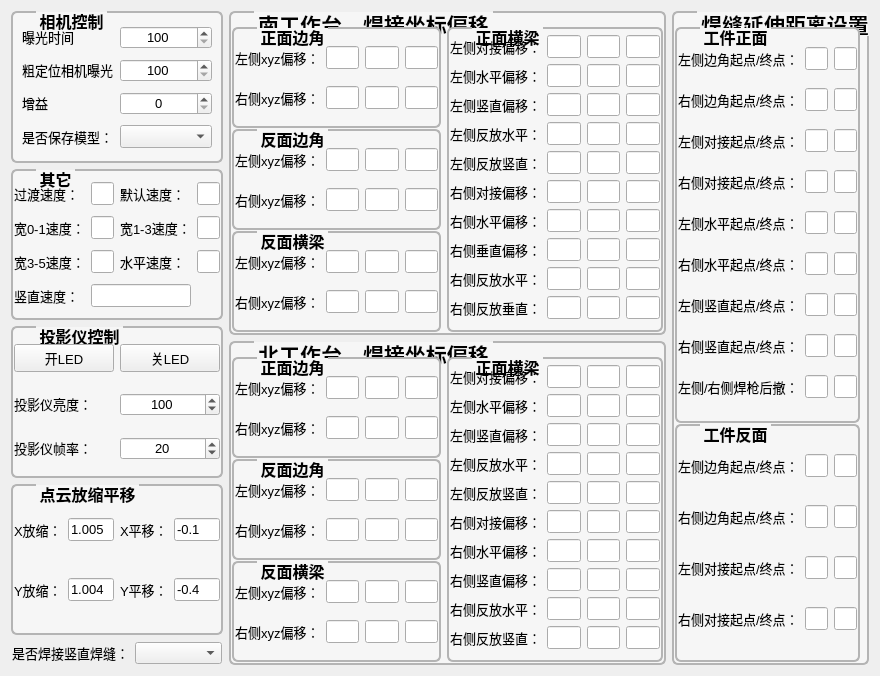
The window that src/settingPara/SettingWidget.ui (VN-BVB/3EA-Welding) describes before a commit, drawn with Qt 5.
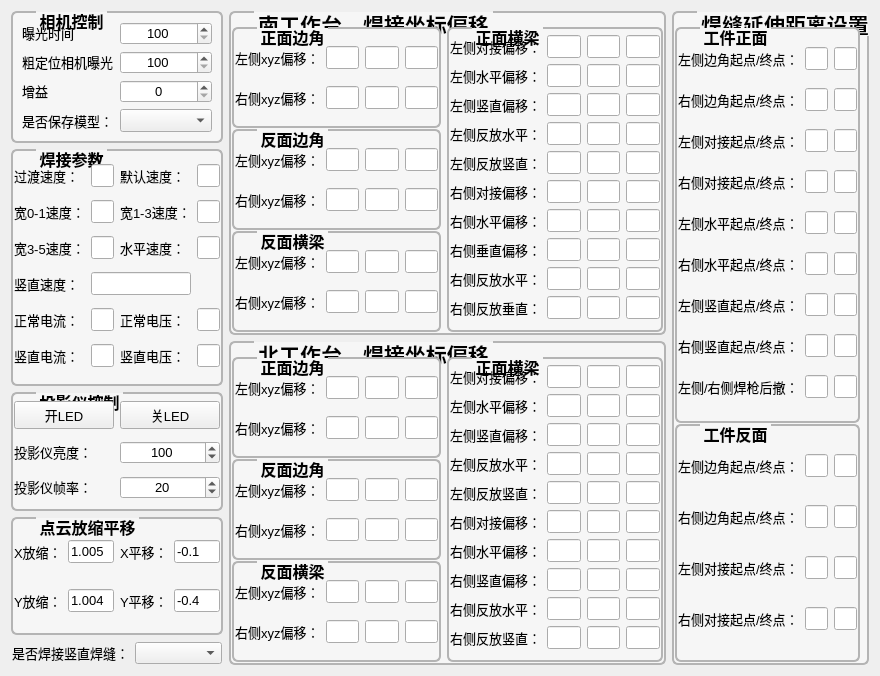
The same window after the commit.

```diff
--- a/src/settingPara/SettingWidget.ui
+++ b/src/settingPara/SettingWidget.ui
@@ -242,7 +242,7 @@
        <property name="sizePolicy">
         <sizepolicy hsizetype="Preferred" vsizetype="Preferred">
          <horstretch>0</horstretch>
-         <verstretch>1</verstretch>
+         <verstretch>2</verstretch>
         </sizepolicy>
        </property>
        <property name="font">
@@ -270,7 +270,7 @@
 }</string>
        </property>
        <property name="title">
-        <string>其它</string>
+        <string>焊接参数</string>
        </property>
        <property name="alignment">
         <set>Qt::AlignCenter</set>
@@ -294,6 +294,21 @@
         <property name="verticalSpacing">
          <number>1</number>
         </property>
+        <item row="7" column="0">
+         <widget class="QLabel" name="label_81">
+          <property name="font">
+           <font>
+            <pointsize>10</pointsize>
+           </font>
+          </property>
+          <property name="styleSheet">
+           <string notr="true">color: rgb(0, 0, 0);</string>
+          </property>
+          <property name="text">
+           <string>竖直速度：</string>
+          </property>
+         </widget>
+        </item>
         <item row="6" column="0">
          <widget class="QLabel" name="label_43">
           <property name="font">
@@ -309,21 +324,6 @@
           </property>
          </widget>
         </item>
-        <item row="6" column="2">
-         <widget class="QLabel" name="label_44">
-          <property name="font">
-           <font>
-            <pointsize>10</pointsize>
-           </font>
-          </property>
-          <property name="styleSheet">
-           <string notr="true">color: rgb(0, 0, 0);</string>
-          </property>
-          <property name="text">
-           <string>水平速度：</string>
-          </property>
-         </widget>
-        </item>
         <item row="4" column="0">
          <widget class="QLabel" name="label_41">
           <property name="font">
@@ -339,18 +339,30 @@
           </property>
          </widget>
         </item>
-        <item row="4" column="2">
-         <widget class="QLabel" name="label_42">
+        <item row="8" column="1">
+         <widget class="QLineEdit" name="lineEdit_Value_WeldingCurrent">
           <property name="font">
            <font>
             <pointsize>10</pointsize>
            </font>
           </property>
-          <property name="styleSheet">
-           <string notr="true">color: rgb(0, 0, 0);</string>
+         </widget>
+        </item>
+        <item row="9" column="1">
+         <widget class="QLineEdit" name="lineEdit_Value_WeldingCurrent_Vertical">
+          <property name="font">
+           <font>
+            <pointsize>10</pointsize>
+           </font>
           </property>
-          <property name="text">
-           <string>宽1-3速度：</string>
+         </widget>
+        </item>
+        <item row="1" column="1">
+         <widget class="QLineEdit" name="lineEdit_Value_MoveSpeed">
+          <property name="font">
+           <font>
+            <pointsize>10</pointsize>
+           </font>
           </property>
          </widget>
         </item>
@@ -369,8 +381,8 @@
           </property>
          </widget>
         </item>
-        <item row="6" column="1">
-         <widget class="QLineEdit" name="lineEdit_Value_WedlingSpeed_3To5">
+        <item row="4" column="3">
+         <widget class="QLineEdit" name="lineEdit_Value_WeldingSpeed_1To3">
           <property name="font">
            <font>
             <pointsize>10</pointsize>
@@ -378,8 +390,8 @@
           </property>
          </widget>
         </item>
-        <item row="6" column="3">
-         <widget class="QLineEdit" name="lineEdit_Value_WedlingSpeed_Horizontal">
+        <item row="8" column="3">
+         <widget class="QLineEdit" name="lineEdit_Value_WeldingVoltage">
           <property name="font">
            <font>
             <pointsize>10</pointsize>
@@ -387,6 +399,45 @@
           </property>
          </widget>
         </item>
+        <item row="1" column="3">
+         <widget class="QLineEdit" name="lineEdit_Value_WeldingSpeed">
+          <property name="font">
+           <font>
+            <pointsize>10</pointsize>
+           </font>
+          </property>
+         </widget>
+        </item>
+        <item row="9" column="0">
+         <widget class="QLabel" name="label_91">
+          <property name="font">
+           <font>
+            <pointsize>10</pointsize>
+           </font>
+          </property>
+          <property name="styleSheet">
+           <string notr="true">color: rgb(0, 0, 0);</string>
+          </property>
+          <property name="text">
+           <string>竖直电流：</string>
+          </property>
+         </widget>
+        </item>
+        <item row="4" column="2">
+         <widget class="QLabel" name="label_42">
+          <property name="font">
+           <font>
+            <pointsize>10</pointsize>
+           </font>
+          </property>
+          <property name="styleSheet">
+           <string notr="true">color: rgb(0, 0, 0);</string>
+          </property>
+          <property name="text">
+           <string>宽1-3速度：</string>
+          </property>
+         </widget>
+        </item>
         <item row="1" column="2">
          <widget class="QLabel" name="label_36">
           <property name="font">
@@ -402,59 +453,8 @@
           </property>
          </widget>
         </item>
-        <item row="4" column="3">
-         <widget class="QLineEdit" name="lineEdit_Value_WedlingSpeed_1To3">
-          <property name="font">
-           <font>
-            <pointsize>10</pointsize>
-           </font>
-          </property>
-         </widget>
-        </item>
-        <item row="1" column="1">
-         <widget class="QLineEdit" name="lineEdit_Value_MoveSpeed">
-          <property name="font">
-           <font>
-            <pointsize>10</pointsize>
-           </font>
-          </property>
-         </widget>
-        </item>
-        <item row="1" column="3">
-         <widget class="QLineEdit" name="lineEdit_Value_WedlingSpeed">
-          <property name="font">
-           <font>
-            <pointsize>10</pointsize>
-           </font>
-          </property>
-         </widget>
-        </item>
-        <item row="4" column="1">
-         <widget class="QLineEdit" name="lineEdit_Value_WedlingSpeed_0To1">
-          <property name="font">
-           <font>
-            <pointsize>10</pointsize>
-           </font>
-          </property>
-         </widget>
-        </item>
-        <item row="7" column="0">
-         <widget class="QLabel" name="label_81">
-          <property name="font">
-           <font>
-            <pointsize>10</pointsize>
-           </font>
-          </property>
-          <property name="styleSheet">
-           <string notr="true">color: rgb(0, 0, 0);</string>
-          </property>
-          <property name="text">
-           <string>竖直速度：</string>
-          </property>
-         </widget>
-        </item>
         <item row="7" column="1" colspan="2">
-         <widget class="QLineEdit" name="lineEdit_Value_WedlingSpeed_Vertical">
+         <widget class="QLineEdit" name="lineEdit_Value_WeldingSpeed_Vertical">
           <property name="font">
            <font>
             <pointsize>10</pointsize>
@@ -462,6 +462,102 @@
           </property>
          </widget>
         </item>
+        <item row="6" column="1">
+         <widget class="QLineEdit" name="lineEdit_Value_WeldingSpeed_3To5">
+          <property name="font">
+           <font>
+            <pointsize>10</pointsize>
+           </font>
+          </property>
+         </widget>
+        </item>
+        <item row="8" column="2">
+         <widget class="QLabel" name="label_93">
+          <property name="font">
+           <font>
+            <pointsize>10</pointsize>
+           </font>
+          </property>
+          <property name="styleSheet">
+           <string notr="true">color: rgb(0, 0, 0);</string>
+          </property>
+          <property name="text">
+           <string>正常电压：</string>
+          </property>
+         </widget>
+        </item>
+        <item row="6" column="2">
+         <widget class="QLabel" name="label_44">
+          <property name="font">
+           <font>
+            <pointsize>10</pointsize>
+           </font>
+          </property>
+          <property name="styleSheet">
+           <string notr="true">color: rgb(0, 0, 0);</string>
+          </property>
+          <property name="text">
+           <string>水平速度：</string>
+          </property>
+         </widget>
+        </item>
+        <item row="6" column="3">
+         <widget class="QLineEdit" name="lineEdit_Value_WeldingSpeed_Horizontal">
+          <property name="font">
+           <font>
+            <pointsize>10</pointsize>
+           </font>
+          </property>
+         </widget>
+        </item>
+        <item row="8" column="0">
+         <widget class="QLabel" name="label_92">
+          <property name="font">
+           <font>
+            <pointsize>10</pointsize>
+           </font>
+          </property>
+          <property name="styleSheet">
+           <string notr="true">color: rgb(0, 0, 0);</string>
+          </property>
+          <property name="text">
+           <string>正常电流：</string>
+          </property>
+         </widget>
+        </item>
+        <item row="9" column="3">
+         <widget class="QLineEdit" name="lineEdit_Value_WeldingVoltage_Vertical">
+          <property name="font">
+           <font>
+            <pointsize>10</pointsize>
+           </font>
+          </property>
+         </widget>
+        </item>
+        <item row="4" column="1">
+         <widget class="QLineEdit" name="lineEdit_Value_WeldingSpeed_0To1">
+          <property name="font">
+           <font>
+            <pointsize>10</pointsize>
+           </font>
+          </property>
+         </widget>
+        </item>
+        <item row="9" column="2">
+         <widget class="QLabel" name="label_94">
+          <property name="font">
+           <font>
+            <pointsize>10</pointsize>
+           </font>
+          </property>
+          <property name="styleSheet">
+           <string notr="true">color: rgb(0, 0, 0);</string>
+          </property>
+          <property name="text">
+           <string>竖直电压：</string>
+          </property>
+         </widget>
+        </item>
        </layout>
       </widget>
      </item>
```
